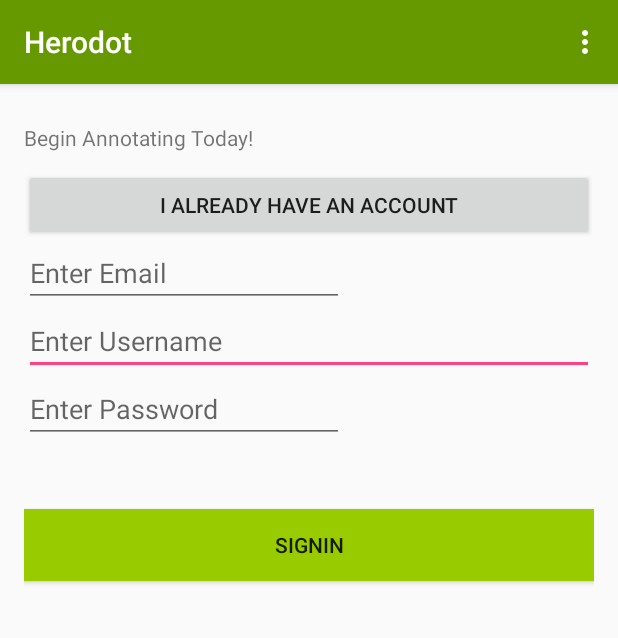
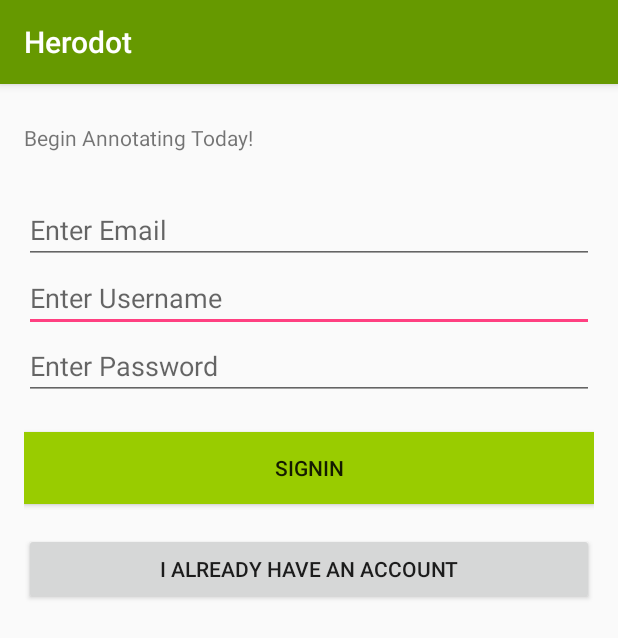
Before and after one commit to AyranIsTheNewRaki/Herodot, an Android app: the screen it shows after launch (MainActivity), on a phone screen of 412 x 824 dp. Shown: the top 638 px of the screen. Run offline under Robolectric (Android 15) with nearby library versions, the phone set to English and light mode, and no system bars.

Commit message:
add new activity for cho add, create button to get to this activity

```diff
--- a/ANDROID/Herdot/app/src/main/AndroidManifest.xml
+++ b/ANDROID/Herdot/app/src/main/AndroidManifest.xml
@@ -23,11 +23,16 @@
             android:label="Herodot - Heritage Items"
             android:parentActivityName=".MainActivity"
             android:theme="@style/AppTheme.NoActionBar">
+
             <!-- The meta-data tag is required if you support API level 15 and lower -->
             <meta-data
                 android:name="android.support.PARENT_ACTIVITY"
                 android:value=".MainActivity" />
         </activity>
+        <activity
+            android:name=".addChoActivity"
+            android:label="@string/title_activity_add_cho"
+            android:theme="@style/AppTheme.NoActionBar"></activity>
     </application>
 
 </manifest>
--- a/ANDROID/Herdot/app/src/main/java/com/ayranisthenewraki/heredot/herdot/MainActivity.java
+++ b/ANDROID/Herdot/app/src/main/java/com/ayranisthenewraki/heredot/herdot/MainActivity.java
@@ -93,6 +93,14 @@ public class MainActivity extends AppCompatActivity {
     }
 
     @Override
+    public boolean onPrepareOptionsMenu(Menu menu) {
+        MenuItem item= menu.findItem(R.id.action_settings);
+        item.setVisible(false);
+        super.onPrepareOptionsMenu(menu);
+        return true;
+    }
+
+    @Override
     public boolean onCreateOptionsMenu(Menu menu) {
         // Inflate the menu; this adds items to the action bar if it is present.
         getMenuInflater().inflate(R.menu.menu_main, menu);
--- a/ANDROID/Herdot/app/src/main/res/layout/content_main.xml
+++ b/ANDROID/Herdot/app/src/main/res/layout/content_main.xml
@@ -47,7 +47,9 @@
         android:hint="Enter Password"
         android:layout_below="@+id/usernameField"
         android:layout_alignParentLeft="true"
-        android:layout_alignParentStart="true" />
+        android:layout_alignParentStart="true"
+        android:layout_alignParentRight="true"
+        android:layout_alignParentEnd="true" />
 
     <TextView
         android:text="Begin Annotating Today!"
@@ -64,19 +66,9 @@
         android:layout_height="wrap_content"
         android:inputType="textEmailAddress"
         android:ems="10"
-        android:layout_marginTop="58dp"
+        android:layout_marginTop="29dp"
         android:id="@+id/emailField"
         android:hint="Enter Email"
-        android:layout_below="@+id/SecondLineText"
-        android:layout_alignParentLeft="true"
-        android:layout_alignParentStart="true" />
-
-    <Button
-        android:text="I Already Have an Account"
-        android:layout_width="wrap_content"
-        android:layout_height="wrap_content"
-        android:layout_marginTop="11dp"
-        android:id="@+id/showLoginFields"
         android:layout_below="@+id/SecondLineText"
         android:layout_alignParentLeft="true"
         android:layout_alignParentStart="true"
@@ -89,10 +81,22 @@
         android:layout_height="wrap_content"
         android:id="@+id/signInButton"
         android:background="@android:color/holo_green_light"
+        android:layout_marginTop="21dp"
         android:layout_below="@+id/passwordField"
         android:layout_alignParentLeft="true"
         android:layout_alignParentStart="true"
-        android:layout_marginTop="44dp"
+        android:layout_alignParentRight="true"
+        android:layout_alignParentEnd="true" />
+
+    <Button
+        android:text="I Already Have an Account"
+        android:layout_width="wrap_content"
+        android:layout_height="wrap_content"
+        android:id="@+id/showLoginFields"
+        android:layout_alignBottom="@+id/emailAndPassword"
+        android:layout_alignParentLeft="true"
+        android:layout_alignParentStart="true"
+        android:layout_marginBottom="14dp"
         android:layout_alignParentRight="true"
         android:layout_alignParentEnd="true" />
 </RelativeLayout>
--- a/ANDROID/Herdot/app/src/main/res/values/strings.xml
+++ b/ANDROID/Herdot/app/src/main/res/values/strings.xml
@@ -4,4 +4,5 @@
     <string name="title_activity_browse_heritage_items_view">BrowseHeritageItemsView</string>
     <string name="section_format">Hello World from section: %1$d</string>
     <string name="title_activity_heritage_item_homepage">HeritageItemHomepageActivity</string>
+    <string name="title_activity_add_cho">addChoActivity</string>
 </resources>
```
Also changed, not shown: ANDROID/Herdot/app/src/main/java/com/ayranisthenewraki/heredot/herdot/HeritageItemHomepageActivity.java (+20 -0 lines), ANDROID/Herdot/app/src/main/java/com/ayranisthenewraki/heredot/herdot/addChoActivity.java (added, +21 -0 lines), ANDROID/Herdot/app/src/main/res/layout/activity_add_cho.xml (added, +26 -0 lines), ANDROID/Herdot/app/src/main/res/layout/content_add_cho.xml (added, +16 -0 lines), ANDROID/Herdot/app/src/main/res/layout/content_heritage_item_homepage.xml (+12 -0 lines).
